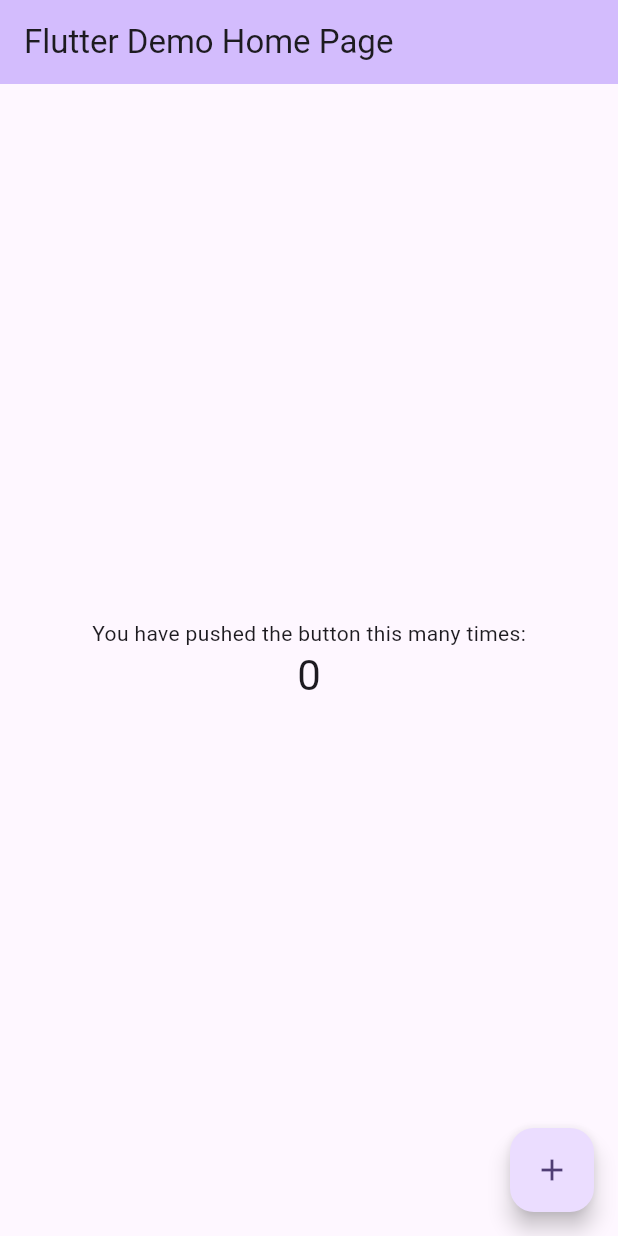
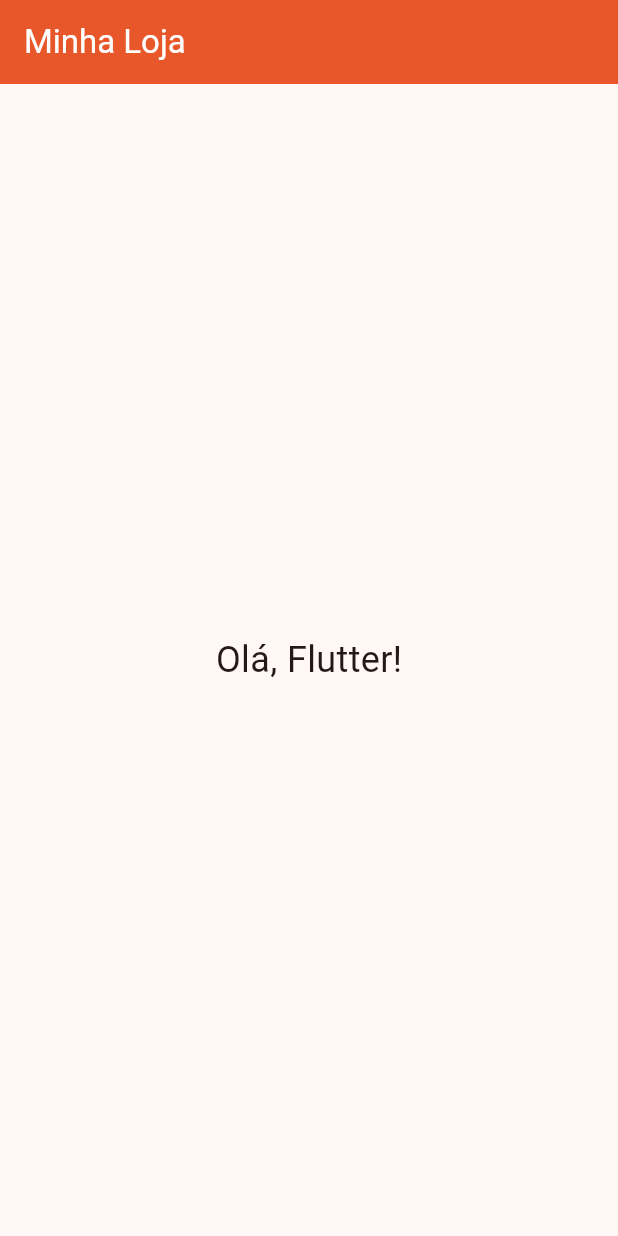
Before and after one commit to AlvaroRumpel/loja_aula_flutter, a Flutter app: the screen it shows after launch, on a phone screen of 412 x 824 dp. Run offline on Flutter 3.47's test engine with Material 3 defaults, Android fonts, the phone set to English and light mode, and no system bars.

Commit message:
etapa 1: primeiro widget e tema
Co-Authored-By: Claude Opus 5.5 <noreply@anthropic.com>

```diff
--- a/lib/main.dart
+++ b/lib/main.dart
@@ -1,121 +1,33 @@
 import 'package:flutter/material.dart';
 
-void main() {
-  runApp(const MyApp());
-}
+void main() => runApp(const StoreApp());
 
-class MyApp extends StatelessWidget {
-  const MyApp({super.key});
+// Tudo no Flutter é widget: o app, a tela, o texto e até o espaçamento.
+// Por isso o app inteiro começa com uma classe "widget" como esta.
+class StoreApp extends StatelessWidget {
+  const StoreApp({super.key});
 
-  // This widget is the root of your application.
   @override
   Widget build(BuildContext context) {
     return MaterialApp(
-      title: 'Flutter Demo',
+      title: 'Minha Loja',
+      debugShowCheckedModeBanner: false,
+      // Tema: define as cores e o estilo de todo o app de uma vez só.
       theme: ThemeData(
-        // This is the theme of your application.
-        //
-        // TRY THIS: Try running your application with "flutter run". You'll see
-        // the application has a purple toolbar. Then, without quitting the app,
-        // try changing the seedColor in the colorScheme below to Colors.green
-        // and then invoke "hot reload" (save your changes or press the "hot
-        // reload" button in a Flutter-supported IDE, or press "r" if you used
-        // the command line to start the app).
-        //
-        // Notice that the counter didn't reset back to zero; the application
-        // state is not lost during the reload. To reset the state, use hot
-        // restart instead.
-        //
-        // This works for code too, not just values: Most code changes can be
-        // tested with just a hot reload.
-        colorScheme: .fromSeed(seedColor: Colors.deepPurple),
-      ),
-      home: const MyHomePage(title: 'Flutter Demo Home Page'),
-    );
-  }
-}
-
-class MyHomePage extends StatefulWidget {
-  const MyHomePage({super.key, required this.title});
-
-  // This widget is the home page of your application. It is stateful, meaning
-  // that it has a State object (defined below) that contains fields that affect
-  // how it looks.
-
-  // This class is the configuration for the state. It holds the values (in this
-  // case the title) provided by the parent (in this case the App widget) and
-  // used by the build method of the State. Fields in a Widget subclass are
-  // always marked "final".
-
-  final String title;
-
-  @override
-  State<MyHomePage> createState() => _MyHomePageState();
-}
-
-class _MyHomePageState extends State<MyHomePage> {
-  int _counter = 0;
-
-  void _incrementCounter() {
-    setState(() {
-      // This call to setState tells the Flutter framework that something has
-      // changed in this State, which causes it to rerun the build method below
-      // so that the display can reflect the updated values. If we changed
-      // _counter without calling setState(), then the build method would not be
-      // called again, and so nothing would appear to happen.
-      _counter++;
-    });
-  }
-
-  @override
-  Widget build(BuildContext context) {
-    // This method is rerun every time setState is called, for instance as done
-    // by the _incrementCounter method above.
-    //
-    // The Flutter framework has been optimized to make rerunning build methods
-    // fast, so that you can just rebuild anything that needs updating rather
-    // than having to individually change instances of widgets.
-    return Scaffold(
-      appBar: AppBar(
-        // TRY THIS: Try changing the color here to a specific color (to
-        // Colors.amber, perhaps?) and trigger a hot reload to see the AppBar
-        // change color while the other colors stay the same.
-        backgroundColor: Theme.of(context).colorScheme.inversePrimary,
-        // Here we take the value from the MyHomePage object that was created by
-        // the App.build method, and use it to set our appbar title.
-        title: Text(widget.title),
-      ),
-      body: Center(
-        // Center is a layout widget. It takes a single child and positions it
-        // in the middle of the parent.
-        child: Column(
-          // Column is also a layout widget. It takes a list of children and
-          // arranges them vertically. By default, it sizes itself to fit its
-          // children horizontally, and tries to be as tall as its parent.
-          //
-          // Column has various properties to control how it sizes itself and
-          // how it positions its children. Here we use mainAxisAlignment to
-          // center the children vertically; the main axis here is the vertical
-          // axis because Columns are vertical (the cross axis would be
-          // horizontal).
-          //
-          // TRY THIS: Invoke "debug painting" (choose the "Toggle Debug Paint"
-          // action in the IDE, or press "p" in the console), to see the
-          // wireframe for each widget.
-          mainAxisAlignment: .center,
-          children: [
-            const Text('You have pushed the button this many times:'),
-            Text(
-              '$_counter',
-              style: Theme.of(context).textTheme.headlineMedium,
-            ),
-          ],
+        colorSchemeSeed: const Color(0xFFE8572A),
+        scaffoldBackgroundColor: const Color(0xFFFFF8F5),
+        appBarTheme: const AppBarTheme(
+          backgroundColor: Color(0xFFE8572A),
+          foregroundColor: Colors.white,
         ),
       ),
-      floatingActionButton: FloatingActionButton(
-        onPressed: _incrementCounter,
-        tooltip: 'Increment',
-        child: const Icon(Icons.add),
+      home: Scaffold(
+        appBar: AppBar(title: const Text('Minha Loja')),
+        // Dica: com "flutter run", salve o arquivo e aperte "r" (hot reload)
+        // para ver a mudança na hora, sem reiniciar o app.
+        body: const Center(
+          child: Text('Olá, Flutter!', style: TextStyle(fontSize: 24)),
+        ),
       ),
     );
   }
--- a/pubspec.yaml
+++ b/pubspec.yaml
@@ -19,7 +19,7 @@ publish_to: 'none' # Remove this line if you wish to publish to pub.dev
 version: 1.0.0+1
 
 environment:
-  sdk: ^3.13.4
+  sdk: ^3.8.0
 
 # Dependencies specify other packages that your package needs in order to work.
 # To automatically upgrade your package dependencies to the latest versions
```
Also changed, not shown: pubspec.lock, 1 other file.
